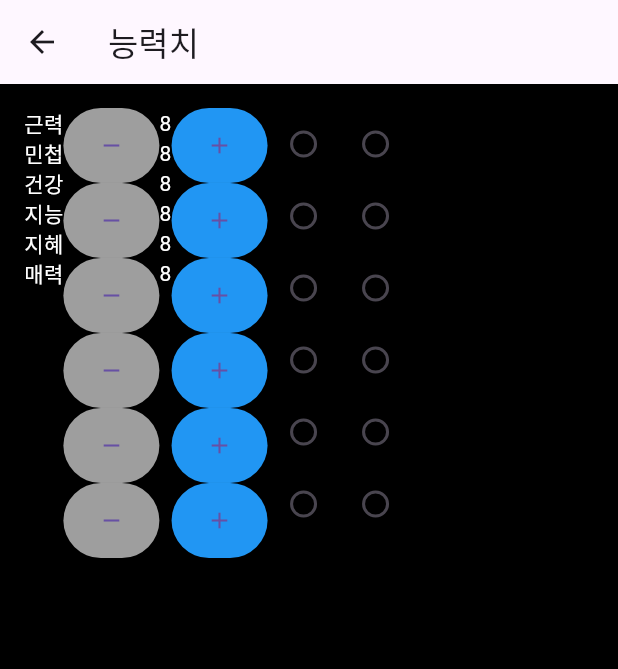
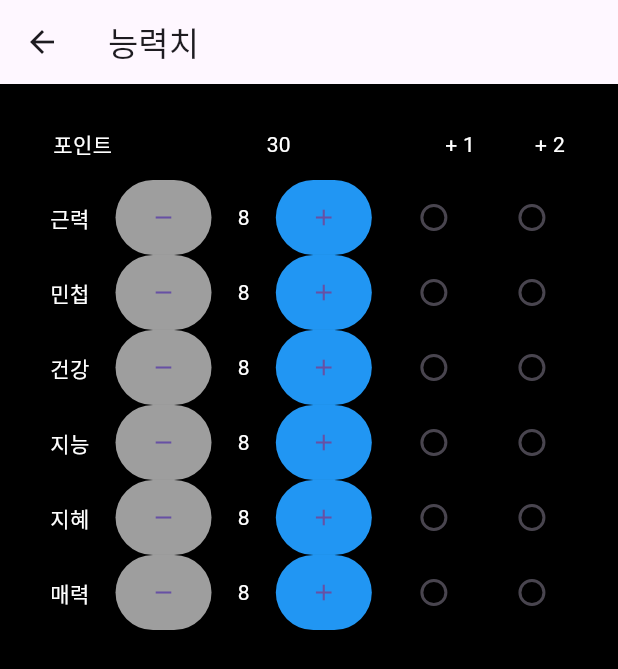
Before and after one commit to 21700185-kimtaehong/appdev232_project_21700185, a Flutter app: the AbilityPage screen opened directly, on a phone screen of 412 x 824 dp. Shown: the top 669 px of the screen. Run offline on Flutter 3.47's test engine with Material 3 defaults, Android fonts, the phone set to English and light mode, and no system bars; our stand-ins replace firebase_auth, firebase_core; accounts and stored records are empty.

Commit message:
change ability_select

```diff
--- a/lib/select_pages/ability_select.dart
+++ b/lib/select_pages/ability_select.dart
@@ -33,94 +33,57 @@ class _AbilityPageState extends State<AbilityPage> {
           padding: (ablePadding)
               ? const EdgeInsets.only(left: 32, right: 32, top: 16, bottom: 16)
               : const EdgeInsets.all(16.0),
-          child: Row(
+          child: Column(
             children: [
-              Column(
+              Row(
+                mainAxisAlignment: MainAxisAlignment.spaceEvenly,
+                children: [
+                Text('포인트', style: TextStyle(color: Colors.white)),
+                Ink(
+                  child: ElevatedButton(
+                    onPressed: () {
+                    },
+                    style: ElevatedButton.styleFrom(
+                      primary: Colors.transparent,
+                    ),
+                    child: null,
+                  ),
+                ),
+                Text(characterState.currCharacter.characterAbility.totalPoint.toString(),
+                style: TextStyle(color: Colors.white)),
+                Ink(
+                  child: ElevatedButton(
+                    onPressed: () {
+                    },
+                    style: ElevatedButton.styleFrom(
+                      primary: Colors.transparent,
+                    ),
+                    child: null,
+                  ),
+                ),
+                Text('+ 1', style: TextStyle(color: Colors.white)),
+                Padding(
+                  padding: EdgeInsets.only(right: 1),
+                  child: null,
+                ),
+                Text('+ 2', style: TextStyle(color: Colors.white)),
+
+              ],
+              ),
+              Row(
+                mainAxisAlignment: MainAxisAlignment.spaceEvenly,
                 children: [
                   Text(
                     abilityNames[0],
                     style: TextStyle(color: Colors.white),
                   ),
-                  Text(
-                    abilityNames[1],
-                    style: TextStyle(color: Colors.white),
-                  ),
-                  Text(
-                    abilityNames[2],
-                    style: TextStyle(color: Colors.white),
-                  ),
-                  Text(
-                    abilityNames[3],
-                    style: TextStyle(color: Colors.white),
-                  ),
-                  Text(
-                    abilityNames[4],
-                    style: TextStyle(color: Colors.white),
-                  ),
-                  Text(
-                    abilityNames[5],
-                    style: TextStyle(color: Colors.white),
-                  ),
-                ],
-              ),
-              Column(
-                children: [
                   abilitydownButton(context, STR),
-                  abilitydownButton(context, DEX),
-                  abilitydownButton(context, CON),
-                  abilitydownButton(context, INT),
-                  abilitydownButton(context, WIS),
-                  abilitydownButton(context, CHA),
-                ],
-              ),
-              Column(
-                children: [
                   Text(
                     characterState.currCharacter.characterAbility.strength[4]
                         .toString(),
                     style: const TextStyle(color: Colors.white),
                   ),
-                  Text(
-                    characterState.currCharacter.characterAbility.dexterity[4]
-                        .toString(),
-                    style: const TextStyle(color: Colors.white),
-                  ),
-                  Text(
-                    characterState
-                        .currCharacter.characterAbility.constitution[4]
-                        .toString(),
-                    style: const TextStyle(color: Colors.white),
-                  ),
-                  Text(
-                    characterState
-                        .currCharacter.characterAbility.intelligence[4]
-                        .toString(),
-                    style: const TextStyle(color: Colors.white),
-                  ),
-                  Text(
-                    characterState.currCharacter.characterAbility.wisdom[4]
-                        .toString(),
-                    style: const TextStyle(color: Colors.white),
-                  ),
-                  Text(
-                    characterState.currCharacter.characterAbility.charisma[4]
-                        .toString(),
-                    style: const TextStyle(color: Colors.white),
-                  ),
-                ],
-              ),
-              Column(
-                children: [
                   abilityupButton(context, STR),
-                  abilityupButton(context, DEX),
-                  abilityupButton(context, CON),
-                  abilityupButton(context, INT),
-                  abilityupButton(context, WIS),
-                  abilityupButton(context, CHA),
-                ],
-              ),
-              Column(
-                children: [
                   Radio(
                     value: 1,
                     groupValue: currAdd1type,
@@ -131,12 +94,46 @@ class _AbilityPageState extends State<AbilityPage> {
                               currAdd1type, false, 1, 1);
                         }
                         currAdd1type = value!;
+                        characterState.updateAdd1type(value);
                         characterState.updateAbilityState(
                             currAdd1type, true, 1, 1);
                       });
                     },
                     activeColor: Colors.white,
                   ),
+                  Radio(
+                    value: 1,
+                    groupValue: currAdd2type,
+                    onChanged: (value) {
+                      setState(() {
+                        if (currAdd2type != -1) {
+                          characterState.updateAbilityState(
+                              currAdd2type, false, 1, 2);
+                        }
+                        currAdd2type = value!;
+                        characterState.updateAdd2type(value);
+                        characterState.updateAbilityState(
+                            currAdd2type, true, 1, 2);
+                      });
+                    },
+                    activeColor: Colors.white,
+                  ),
+                ],
+              ),
+              Row(
+                mainAxisAlignment: MainAxisAlignment.spaceEvenly,
+                children: [
+                  Text(
+                    abilityNames[1],
+                    style: TextStyle(color: Colors.white),
+                  ),
+                  abilitydownButton(context, DEX),
+                  Text(
+                    characterState.currCharacter.characterAbility.dexterity[4]
+                        .toString(),
+                    style: const TextStyle(color: Colors.white),
+                  ),
+                  abilityupButton(context, DEX),
                   Radio(
                     value: 2,
                     groupValue: currAdd1type,
@@ -147,12 +144,46 @@ class _AbilityPageState extends State<AbilityPage> {
                               currAdd1type, false, 1, 1);
                         }
                         currAdd1type = value!;
+                        characterState.updateAdd1type(value);
                         characterState.updateAbilityState(
                             currAdd1type, true, 1, 1);
                       });
                     },
                     activeColor: Colors.white,
                   ),
+                  Radio(
+                    value: 2,
+                    groupValue: currAdd2type,
+                    onChanged: (value) {
+                      setState(() {
+                        if (currAdd2type != -1) {
+                          characterState.updateAbilityState(
+                              currAdd2type, false, 1, 2);
+                        }
+                        currAdd2type = value!;
+                        characterState.updateAdd2type(value);
+                        characterState.updateAbilityState(
+                            currAdd2type, true, 1, 2);
+                      });
+                    },
+                    activeColor: Colors.white,
+                  ),
+                ],
+              ),
+              Row(
+                mainAxisAlignment: MainAxisAlignment.spaceEvenly,
+                children: [
+                  Text(
+                    abilityNames[2],
+                    style: TextStyle(color: Colors.white),
+                  ),
+                  abilitydownButton(context, CON),
+                  Text(
+                    characterState.currCharacter.characterAbility.constitution[4]
+                        .toString(),
+                    style: const TextStyle(color: Colors.white),
+                  ),
+                  abilityupButton(context, CON),
                   Radio(
                     value: 3,
                     groupValue: currAdd1type,
@@ -163,12 +194,46 @@ class _AbilityPageState extends State<AbilityPage> {
                               currAdd1type, false, 1, 1);
                         }
                         currAdd1type = value!;
+                        characterState.updateAdd1type(value);
                         characterState.updateAbilityState(
                             currAdd1type, true, 1, 1);
                       });
                     },
                     activeColor: Colors.white,
                   ),
+                  Radio(
+                    value: 3,
+                    groupValue: currAdd2type,
+                    onChanged: (value) {
+                      setState(() {
+                        if (currAdd2type != -1) {
+                          characterState.updateAbilityState(
+                              currAdd2type, false, 1, 2);
+                        }
+                        currAdd2type = value!;
+                        characterState.updateAdd2type(value);
+                        characterState.updateAbilityState(
+                            currAdd2type, true, 1, 2);
+                      });
+                    },
+                    activeColor: Colors.white,
+                  ),
+                ],
+              ),
+              Row(
+                mainAxisAlignment: MainAxisAlignment.spaceEvenly,
+                children: [
+                  Text(
+                    abilityNames[3],
+                    style: TextStyle(color: Colors.white),
+                  ),
+                  abilitydownButton(context, INT),
+                  Text(
+                    characterState.currCharacter.characterAbility.intelligence[4]
+                        .toString(),
+                    style: const TextStyle(color: Colors.white),
+                  ),
+                  abilityupButton(context, INT),
                   Radio(
                     value: 4,
                     groupValue: currAdd1type,
@@ -179,12 +244,46 @@ class _AbilityPageState extends State<AbilityPage> {
                               currAdd1type, false, 1, 1);
                         }
                         currAdd1type = value!;
+                        characterState.updateAdd1type(value);
                         characterState.updateAbilityState(
                             currAdd1type, true, 1, 1);
                       });
                     },
                     activeColor: Colors.white,
                   ),
+                  Radio(
+                    value: 4,
+                    groupValue: currAdd2type,
+                    onChanged: (value) {
+                      setState(() {
+                        if (currAdd2type != -1) {
+                          characterState.updateAbilityState(
+                              currAdd2type, false, 1, 2);
+                        }
+                        currAdd2type = value!;
+                        characterState.updateAdd2type(value);
+                        characterState.updateAbilityState(
+                            currAdd2type, true, 1, 2);
+                      });
+                    },
+                    activeColor: Colors.white,
+                  ),
+                ],
+              ),
+              Row(
+                mainAxisAlignment: MainAxisAlignment.spaceEvenly,
+                children: [
+                  Text(
+                    abilityNames[4],
+                    style: TextStyle(color: Colors.white),
+                  ),
+                  abilitydownButton(context, WIS),
+                  Text(
+                    characterState.currCharacter.characterAbility.wisdom[4]
+                        .toString(),
+                    style: const TextStyle(color: Colors.white),
+                  ),
+                  abilityupButton(context, WIS),
                   Radio(
                     value: 5,
                     groupValue: currAdd1type,
@@ -195,12 +294,46 @@ class _AbilityPageState extends State<AbilityPage> {
                               currAdd1type, false, 1, 1);
                         }
                         currAdd1type = value!;
+                        characterState.updateAdd1type(value);
                         characterState.updateAbilityState(
                             currAdd1type, true, 1, 1);
                       });
                     },
                     activeColor: Colors.white,
                   ),
+                  Radio(
+                    value: 5,
+                    groupValue: currAdd2type,
+                    onChanged: (value) {
+                      setState(() {
+                        if (currAdd2type != -1) {
+                          characterState.updateAbilityState(
+                              currAdd2type, false, 1, 2);
+                        }
+                        currAdd2type = value!;
+                        characterState.updateAdd2type(value);
+                        characterState.updateAbilityState(
+                            currAdd2type, true, 1, 2);
+                      });
+                    },
+                    activeColor: Colors.white,
+                  ),
+                ],
+              ),
+              Row(
+                mainAxisAlignment: MainAxisAlignment.spaceEvenly,
+                children: [
+                  Text(
+                    abilityNames[5],
+                    style: TextStyle(color: Colors.white),
+                  ),
+                  abilitydownButton(context, CHA),
+                  Text(
+                    characterState.currCharacter.characterAbility.charisma[4]
+                        .toString(),
+                    style: const TextStyle(color: Colors.white),
+                  ),
+                  abilityupButton(context, CHA),
                   Radio(
                     value: 6,
                     groupValue: currAdd1type,
@@ -211,92 +344,9 @@ class _AbilityPageState extends State<AbilityPage> {
                               currAdd1type, false, 1, 1);
                         }
                         currAdd1type = value!;
+                        characterState.updateAdd1type(value);
                         characterState.updateAbilityState(
                             currAdd1type, true, 1, 1);
-                      });
-                    },
-                    activeColor: Colors.white,
-                  ),
-                ],
-              ),
-              Column(
-                children: [
-                  Radio(
-                    value: 1,
-                    groupValue: currAdd2type,
-                    onChanged: (value) {
-                      setState(() {
-                        if (currAdd1type != -1) {
-                          characterState.updateAbilityState(
-                              currAdd1type, false, 1, 2);
-                        }
-                        currAdd1type = value!;
-                        characterState.updateAbilityState(
-                            currAdd1type, true, 1, 2);
-                      });
-                    },
-                    activeColor: Colors.white,
-                  ),
-                  Radio(
-                    value: 2,
-                    groupValue: currAdd2type,
-                    onChanged: (value) {
-                      setState(() {
-                        if (currAdd1type != -1) {
-                          characterState.updateAbilityState(
-                              currAdd1type, false, 1, 2);
-                        }
-                        currAdd1type = value!;
-                        characterState.updateAbilityState(
-                            currAdd1type, true, 1, 2);
-                      });
-                    },
-                    activeColor: Colors.white,
-                  ),
-                  Radio(
-                    value: 3,
-                    groupValue: currAdd2type,
-                    onChanged: (value) {
-                      setState(() {
-                        if (currAdd1type != -1) {
-                          characterState.updateAbilityState(
-                              currAdd1type, false, 1, 2);
-                        }
-                        currAdd1type = value!;
-                        characterState.updateAbilityState(
-                            currAdd1type, true, 1, 2);
-                      });
-                    },
-                    activeColor: Colors.white,
-                  ),
-                  Radio(
-                    value: 4,
-                    groupValue: currAdd2type,
-                    onChanged: (value) {
-                      setState(() {
-                        if (currAdd1type != -1) {
-                          characterState.updateAbilityState(
-                              currAdd1type, false, 1, 2);
-                        }
-                        currAdd1type = value!;
-                        characterState.updateAbilityState(
-                            currAdd1type, true, 1, 2);
-                      });
-                    },
-                    activeColor: Colors.white,
-                  ),
-                  Radio(
-                    value: 5,
-                    groupValue: currAdd2type,
-                    onChanged: (value) {
-                      setState(() {
-                        if (currAdd1type != -1) {
-                          characterState.updateAbilityState(
-                              currAdd1type, false, 1, 2);
-                        }
-                        currAdd1type = value!;
-                        characterState.updateAbilityState(
-                            currAdd1type, true, 1, 2);
                       });
                     },
                     activeColor: Colors.white,
@@ -306,21 +356,23 @@ class _AbilityPageState extends State<AbilityPage> {
                     groupValue: currAdd2type,
                     onChanged: (value) {
                       setState(() {
-                        if (currAdd1type != -1) {
+                        if (currAdd2type != -1) {
                           characterState.updateAbilityState(
-                              currAdd1type, false, 1, 2);
+                              currAdd2type, false, 1, 2);
                         }
-                        currAdd1type = value!;
+                        currAdd2type = value!;
+                        characterState.updateAdd2type(value);
                         characterState.updateAbilityState(
-                            currAdd1type, true, 1, 2);
+                            currAdd2type, true, 1, 2);
                       });
                     },
                     activeColor: Colors.white,
                   ),
                 ],
-              )
+              ),
             ],
-          )),
+          ),
+        ),
     );
   }
 }
```
Also changed, not shown: lib/sheet_structure/ability.dart (+8 -0 lines), lib/sheet_structure/character_state.dart (+10 -0 lines).
